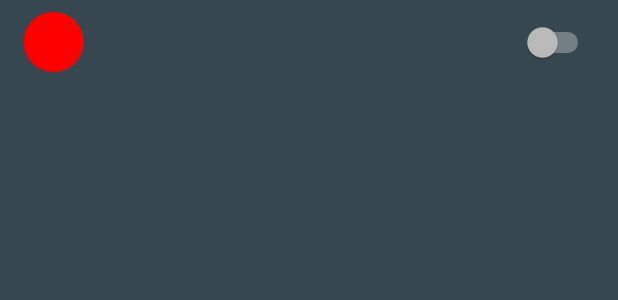
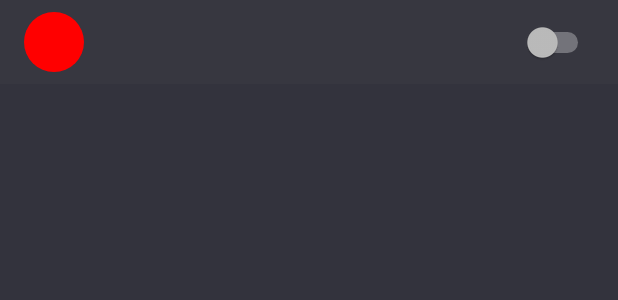
Before and after one commit to le-cds/connectiq, an Android app: the layout calendar_view_item.xml on its own in the app's theme, with its tools: preview values and no code run, on a phone screen of 412 x 824 dp. Shown: the top 300 px of the screen. Run offline under Robolectric (Android 15) with nearby library versions, the phone set to English and light mode, and no system bars.

Commit message:
Updated colour scheme again.

```diff
--- a/CalendarIQConnector/app/src/main/res/layout/activity_main.xml
+++ b/CalendarIQConnector/app/src/main/res/layout/activity_main.xml
@@ -11,9 +11,7 @@
         android:layout_width="match_parent"
         android:layout_height="?attr/actionBarSize"
         android:elevation="4dp"
-        android:background="?attr/colorPrimary"
-        android:theme="@style/ThemeOverlay.AppCompat.ActionBar"
-        app:popupTheme="@style/ThemeOverlay.AppCompat.Light"/>
+        android:background="?attr/colorPrimary"/>
 
     <TextView
         android:id="@+id/mainActivity_description"
--- a/CalendarIQConnector/app/src/main/res/layout/calendar_view_item.xml
+++ b/CalendarIQConnector/app/src/main/res/layout/calendar_view_item.xml
@@ -2,7 +2,9 @@
 <androidx.constraintlayout.widget.ConstraintLayout xmlns:android="http://schemas.android.com/apk/res/android"
     xmlns:app="http://schemas.android.com/apk/res-auto"
     android:layout_width="match_parent"
-    android:layout_height="wrap_content">
+    android:layout_height="wrap_content"
+    android:background="@color/primaryLightColor"
+    android:layout_marginBottom="1dp">
 
     <ImageView xmlns:android="http://schemas.android.com/apk/res/android"
         android:id="@+id/calendarViewItem_calendarColor"
--- a/CalendarIQConnector/app/src/main/res/values/colors.xml
+++ b/CalendarIQConnector/app/src/main/res/values/colors.xml
@@ -1,11 +1,13 @@
 <?xml version="1.0" encoding="utf-8"?>
 <resources>
-    <color name="primaryColor">#37474f</color>
-    <color name="primaryLightColor">#62727b</color>
-    <color name="primaryDarkColor">#102027</color>
-    <color name="secondaryColor">#ffa000</color>
-    <color name="secondaryLightColor">#ffd149</color>
-    <color name="secondaryDarkColor">#c67100</color>
+    <color name="primaryColor">#33333d</color>
+    <color name="primaryLightColor">#373740</color>
+    <color name="primaryDarkColor">#27272f</color>
+
+    <color name="secondaryColor">#1eb980</color>
+    <color name="secondaryLightColor">#37efba</color>
+    <color name="secondaryDarkColor">#007d51</color>
+
     <color name="primaryTextColor">#ffffff</color>
     <color name="secondaryTextColor">#000000</color>
 </resources>
--- a/CalendarIQConnector/app/src/main/res/values/styles.xml
+++ b/CalendarIQConnector/app/src/main/res/values/styles.xml
@@ -3,7 +3,7 @@
 
     <!-- Base application theme. -->
     <style name="CalendarIQTheme.Dark" parent="Theme.MaterialComponents.NoActionBar">
-        <item name="colorPrimary">@color/primaryDarkColor</item>
+        <item name="colorPrimary">@color/primaryColor</item>
         <item name="colorPrimaryVariant">@color/primaryColor</item>
         <item name="colorOnPrimary">@color/primaryTextColor</item>
 
```
